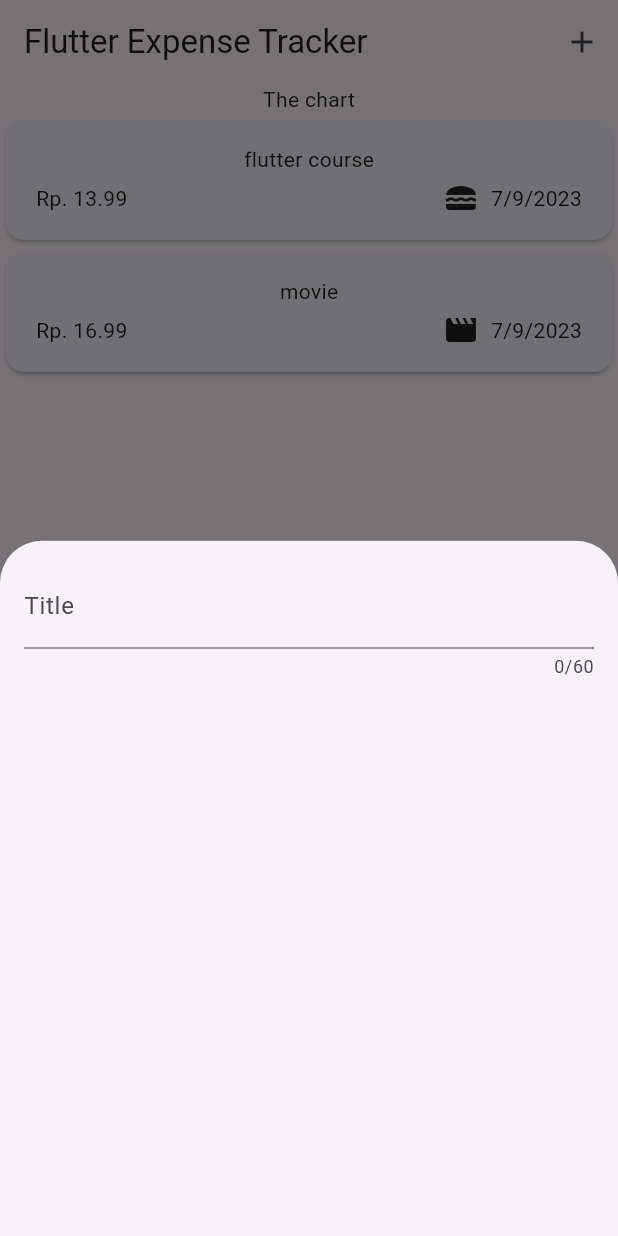
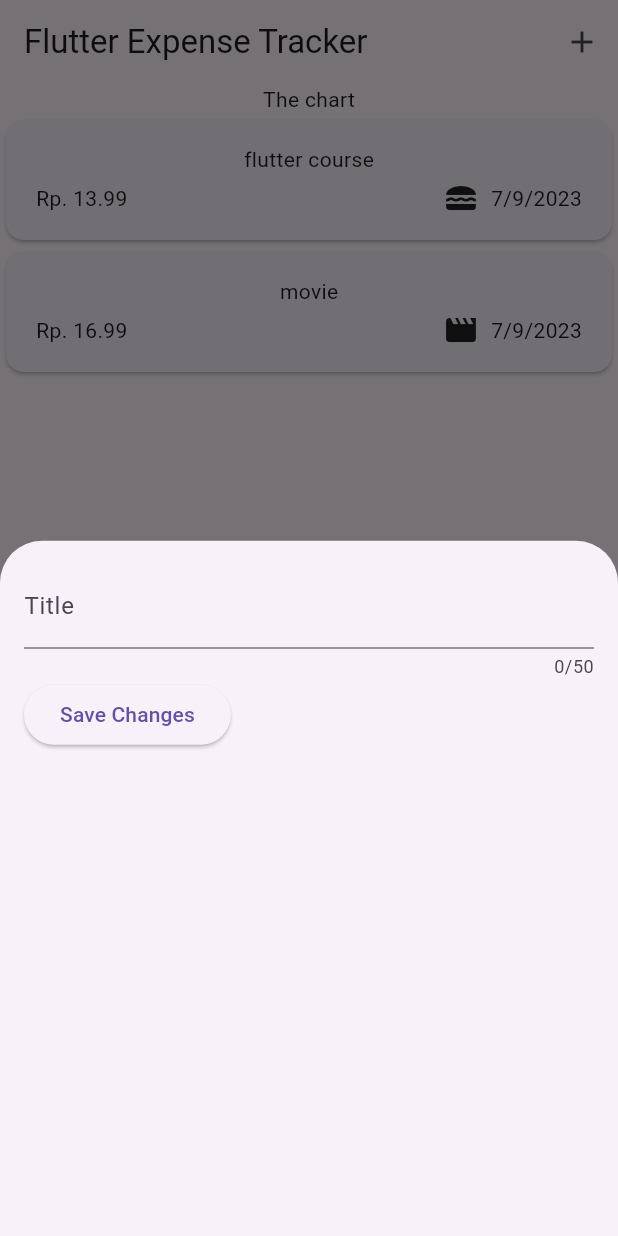
Before and after one commit to Harun1804/mobile-expense-trackeer, a Flutter app: the screen it shows after launch, after a tap on the "add" icon, on a phone screen of 412 x 824 dp. Run offline on Flutter 3.47's test engine with Material 2 defaults, Android fonts, the phone set to English and light mode, and no system bars.

Commit message:
get input field

```diff
--- a/lib/widgets/new_expense.dart
+++ b/lib/widgets/new_expense.dart
@@ -8,17 +8,33 @@ class NewExpense extends StatefulWidget {
 }
 
 class _NewExpenseState extends State<NewExpense> {
+  final _titleController = TextEditingController();
+
+  @override
+  void dispose() {
+    _titleController.dispose();
+    super.dispose();
+  }
+
   @override
   Widget build(BuildContext context) {
-    return const Padding(
-        padding: EdgeInsets.all(16.0),
+    return Padding(
+        padding: const EdgeInsets.all(16.0),
         child: Column(
           children: [
             TextField(
-              maxLength: 60,
-              decoration: InputDecoration(
+              controller: _titleController,
+              maxLength: 50,
+              decoration: const InputDecoration(
                 label: Text('Title')
               ),
+            ),
+            Row(
+              children: [
+                ElevatedButton(onPressed: (){
+                  print(_titleController.text);
+                }, child: const Text('Save Changes'))
+              ],
             )
           ],
         ),
```
